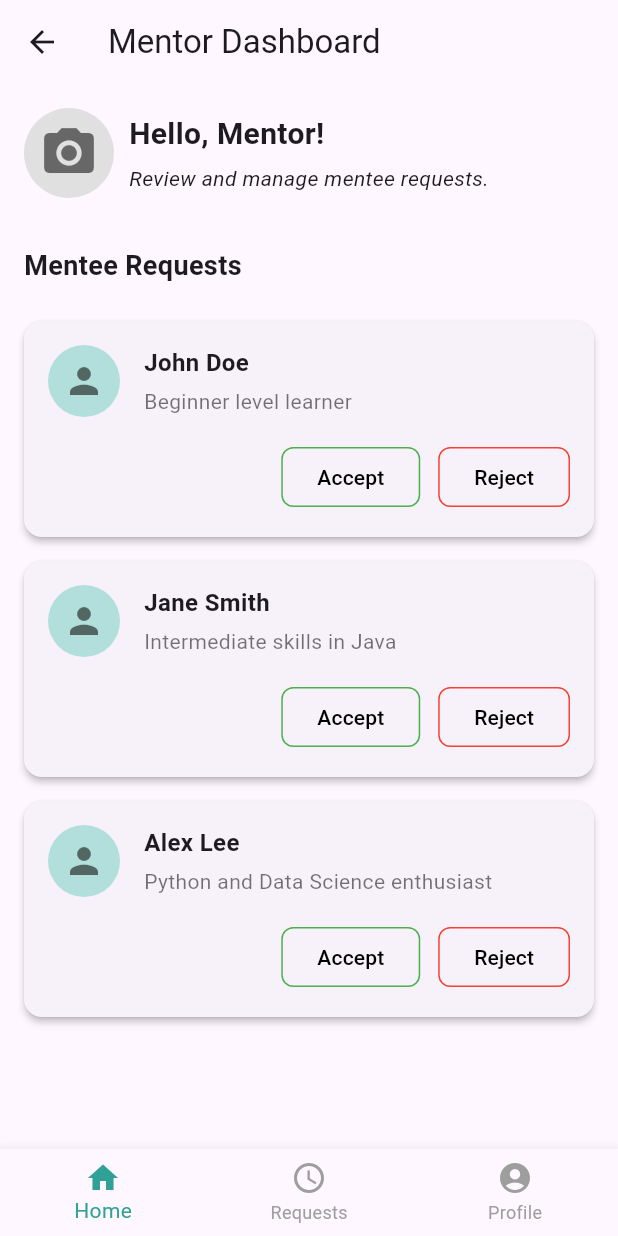
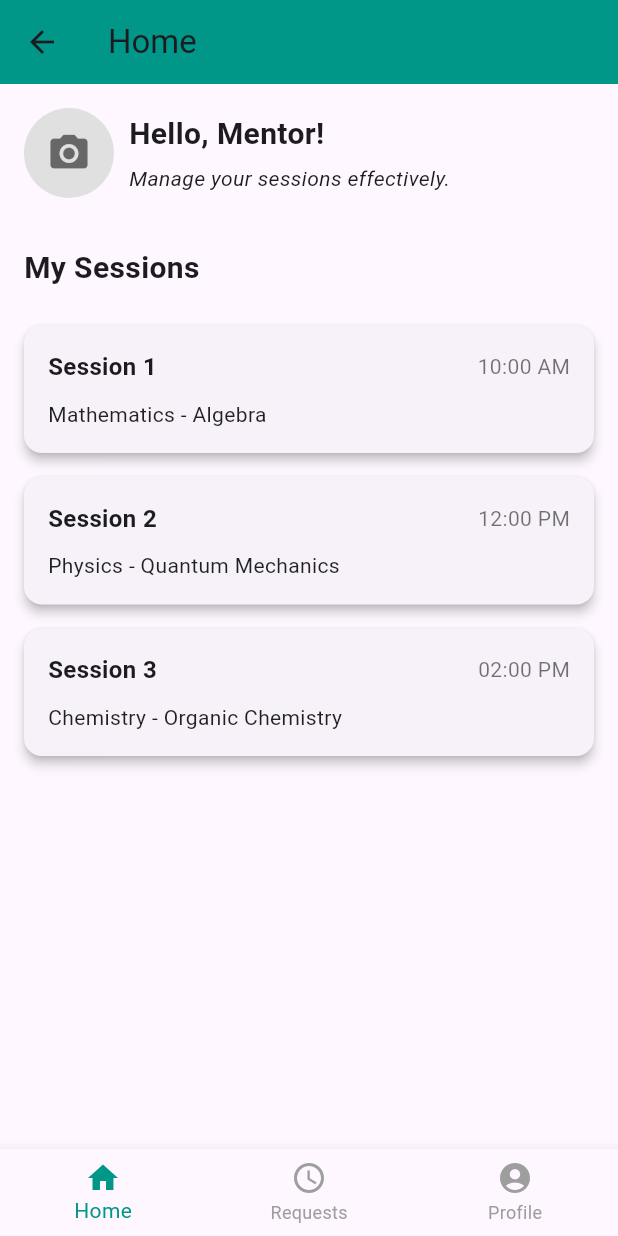
Before and after one commit to NilishaMaharjan/NepalMentor, a Flutter app: the MentorDashboard screen opened by its route, on a phone screen of 412 x 824 dp. Run offline on Flutter 3.47's test engine with Material 3 defaults, Android fonts, the phone set to English and light mode, and no system bars; our stand-ins replace get, image_picker, shared_preferences; accounts and stored records are empty.

Commit message:
Mentor Dashboard modified

```diff
--- a/lib/screens/login.dart
+++ b/lib/screens/login.dart
@@ -29,7 +29,7 @@ class LoginScreenState extends State<LoginScreen> {
 
     try {
       final response = await http.post(
-        Uri.parse('http://192.168.1.6:3000/api/auth/login'), // My IP address
+        Uri.parse('http://10.0.2.2:3000/api/auth/login'), // My IP address
         headers: {'Content-Type': 'application/json'},
         body: jsonEncode({
           'email': email,
--- a/lib/screens/mentordashboard.dart
+++ b/lib/screens/mentordashboard.dart
@@ -11,6 +11,7 @@ class MentorDashboard extends StatefulWidget {
 
 class _MentorDashboardState extends State<MentorDashboard> {
   File? _profileImage;
+  int _selectedIndex = 0;
 
   Future<void> _pickProfileImage(ImageSource source) async {
     final pickedImage = await ImagePicker().pickImage(source: source);
@@ -21,13 +22,60 @@ class _MentorDashboardState extends State<MentorDashboard> {
     }
   }
 
+  void _onItemTapped(int index) {
+    setState(() {
+      _selectedIndex = index;
+    });
+  }
+
   @override
   Widget build(BuildContext context) {
     return Scaffold(
       appBar: AppBar(
-        title: const Text('Mentor Dashboard'),
+        title: Text(
+          _selectedIndex == 0
+              ? 'Home'
+              : _selectedIndex == 1
+                  ? 'Requests'
+                  : _selectedIndex == 2
+                      ? 'Profile'
+                      : '',
         ),
-      body: Column(
+        backgroundColor: Colors.teal,
+      ),
+      body: _selectedIndex == 0
+          ? _buildHomeScreen()
+          : _selectedIndex == 1
+              ? _buildMenteeRequests()
+              : _selectedIndex == 2
+                  ? _buildProfile()
+                  : Container(),
+      bottomNavigationBar: BottomNavigationBar(
+        items: [
+          BottomNavigationBarItem(
+            icon: Icon(Icons.home),
+            label: 'Home',
+          ),
+          BottomNavigationBarItem(
+            icon: Icon(Icons.schedule),
+            label: 'Requests',
+          ),
+          BottomNavigationBarItem(
+            icon: Icon(Icons.account_circle),
+            label: 'Profile',
+          ),
+        ],
+        currentIndex: _selectedIndex,
+        onTap: _onItemTapped,
+        selectedItemColor: Colors.teal,
+        unselectedItemColor: Colors.grey,
+      ),
+    );
+  }
+
+  Widget _buildHomeScreen() {
+    return SingleChildScrollView(
+      child: Column(
         crossAxisAlignment: CrossAxisAlignment.start,
         children: [
           Padding(
@@ -36,27 +84,19 @@ class _MentorDashboardState extends State<MentorDashboard> {
               children: [
                 GestureDetector(
                   onTap: () => _showImageSourceDialog(context),
-                  child: Container(
-                    width: 60,
-                    height: 60,
-                    decoration: BoxDecoration(
-                      color: Colors.grey[300],
-                      borderRadius: BorderRadius.circular(30),
-                    ),
-                    child: _profileImage != null
-                        ? ClipOval(
-                            child: Image.file(
-                              _profileImage!,
-                              fit: BoxFit.cover,
-                              width: 60,
-                              height: 60,
-                            ),
+                  child: CircleAvatar(
+                    radius: 30,
+                    backgroundImage: _profileImage != null
+                        ? FileImage(_profileImage!)
+                        : null,
+                    backgroundColor: Colors.grey[300],
+                    child: _profileImage == null
+                        ? const Icon(
+                            Icons.camera_alt,
+                            size: 30,
+                            color: Colors.black54,
                           )
-                        : const Icon(
-                            Icons.camera_alt,
-                            size: 40,
-                            color: Colors.black54,
-                          ),
+                        : null,
                   ),
                 ),
                 const SizedBox(width: 10),
@@ -70,7 +110,7 @@ class _MentorDashboardState extends State<MentorDashboard> {
                     ),
                     SizedBox(height: 5),
                     Text(
-                      'Review and manage mentee requests.',
+                      'Manage your sessions effectively.',
                       style:
                           TextStyle(fontSize: 14, fontStyle: FontStyle.italic),
                     ),
@@ -79,11 +119,67 @@ class _MentorDashboardState extends State<MentorDashboard> {
               ],
             ),
           ),
+          Padding(
+            padding: const EdgeInsets.all(16.0),
+            child: const Text(
+              'My Sessions',
+              style: TextStyle(fontSize: 20, fontWeight: FontWeight.bold),
+            ),
+          ),
+          _buildSessionCard('Session 1', 'Mathematics - Algebra', '10:00 AM'),
+          _buildSessionCard(
+              'Session 2', 'Physics - Quantum Mechanics', '12:00 PM'),
+          _buildSessionCard(
+              'Session 3', 'Chemistry - Organic Chemistry', '02:00 PM'),
+        ],
+      ),
+    );
+  }
+
+  Widget _buildSessionCard(String session, String subject, String time) {
+    return Card(
+      margin: const EdgeInsets.symmetric(horizontal: 16.0, vertical: 8.0),
+      shape: RoundedRectangleBorder(borderRadius: BorderRadius.circular(12)),
+      elevation: 3,
+      child: Padding(
+        padding: const EdgeInsets.all(16.0),
+        child: Column(
+          crossAxisAlignment: CrossAxisAlignment.start,
+          children: [
+            Row(
+              mainAxisAlignment: MainAxisAlignment.spaceBetween,
+              children: [
+                Text(
+                  session,
+                  style: const TextStyle(
+                      fontSize: 16, fontWeight: FontWeight.bold),
+                ),
+                Text(
+                  time,
+                  style: const TextStyle(fontSize: 14, color: Colors.black54),
+                ),
+              ],
+            ),
+            const SizedBox(height: 10),
+            Text(
+              subject,
+              style: const TextStyle(fontSize: 14, color: Colors.black87),
+            ),
+          ],
+        ),
+      ),
+    );
+  }
+
+  Widget _buildMenteeRequests() {
+    return Column(
+      crossAxisAlignment: CrossAxisAlignment.start,
+      children: [
         const Padding(
           padding: EdgeInsets.all(16.0),
           child: Text(
             'Mentee Requests',
-              style: TextStyle(fontSize: 18, fontWeight: FontWeight.bold),
+            style: TextStyle(fontSize: 20, fontWeight: FontWeight.bold),
           ),
         ),
         Expanded(
@@ -92,8 +188,7 @@ class _MentorDashboardState extends State<MentorDashboard> {
             child: ListView(
               children: [
                 _buildMenteeRequestCard('John Doe', 'Beginner level learner'),
-                  _buildMenteeRequestCard(
-                      'Jane Smith', 'Intermediate skills in Java'),
+                _buildMenteeRequestCard('Jane Smith', 'Intermediate in Java'),
                 _buildMenteeRequestCard(
                     'Alex Lee', 'Python and Data Science enthusiast'),
               ],
@@ -101,18 +196,54 @@ class _MentorDashboardState extends State<MentorDashboard> {
           ),
         ),
       ],
+    );
+  }
+
+  Widget _buildProfile() {
+    return Padding(
+      padding: const EdgeInsets.all(16.0),
+      child: Column(
+        crossAxisAlignment: CrossAxisAlignment.start,
+        children: [
+          const Text(
+            'Account Management',
+            style: TextStyle(fontSize: 20, fontWeight: FontWeight.bold),
           ),
-      bottomNavigationBar: BottomNavigationBar(
-        items: const [
-          BottomNavigationBarItem(icon: Icon(Icons.home), label: 'Home'),
-          BottomNavigationBarItem(
-              icon: Icon(Icons.schedule), label: 'Requests'),
-          BottomNavigationBarItem(
-              icon: Icon(Icons.account_circle), label: 'Profile'),
+          const SizedBox(height: 20),
+          _buildProfileOption(
+              Icons.person, 'My Profile'), // New option at the top
+          _buildProfileOption(Icons.calendar_today, 'Manage Sessions'),
+          _buildProfileOption(Icons.people, 'Manage Mentees'),
+          _buildProfileOption(Icons.analytics, 'View Analytics'),
+          _buildProfileOption(Icons.payment, 'Payment History'),
+          _buildProfileOption(
+              Icons.settings, 'Settings'), // Settings moved down
+          const SizedBox(height: 20),
+          _buildLogoutButton(), // Logout button at the bottom
         ],
-        selectedItemColor: const Color.fromARGB(255, 47, 161, 150),
-        unselectedItemColor: Colors.grey,
       ),
+    );
+  }
+
+  Widget _buildLogoutButton() {
+    return ListTile(
+      leading: const Icon(Icons.logout, color: Colors.red),
+      title: const Text('Logout', style: TextStyle(color: Colors.red)),
+      onTap: () {
+        // Navigate to the login page
+        Navigator.pushReplacementNamed(
+            context, '/login'); // Adjust this route based on your app's routing
+      },
+    );
+  }
+
+  Widget _buildProfileOption(IconData icon, String label) {
+    return ListTile(
+      leading: Icon(icon, color: Colors.teal),
+      title: Text(label),
+      onTap: () {
+        // Add functionality for each option
+      },
     );
   }
 
--- a/lib/screens/resetpw.dart
+++ b/lib/screens/resetpw.dart
@@ -100,7 +100,7 @@ class ResetPasswordPage extends StatelessWidget {
                       try {
                         final response = await http.post(
                           Uri.parse(
-                              'http://192.168.1.6:3000/api/auth/reset-password/$token'),
+                              'http://192.168.1.13:3000/api/auth/reset-password/$token'),
                           headers: {'Content-Type': 'application/json'},
                           body: json.encode({'password': newPassword}),
                         );
--- a/lib/screens/signup.dart
+++ b/lib/screens/signup.dart
@@ -252,7 +252,7 @@ class SignupPageState extends State<SignupPage> {
   Future<void> _registerMentee() async {
     try {
       final response = await http.post(
-        Uri.parse('http://192.168.1.6:3000/api/register/mentee'),
+        Uri.parse('http://192.168.1.13:3000/api/register/mentee'),
         headers: {'Content-Type': 'application/json'},
         body: json.encode({
           'firstName': firstNameController.text,
@@ -274,13 +274,15 @@ class SignupPageState extends State<SignupPage> {
         Get.offNamed('/login');
       } else {
         // Handle error response
-        final errorMessage = jsonDecode(response.body)['msg'] ?? 'Registration failed. Please try again.';
+        final errorMessage = jsonDecode(response.body)['msg'] ??
+            'Registration failed. Please try again.';
         Get.snackbar('Error', errorMessage);
       }
     } catch (e) {
       // Handle exceptions
       if (mounted) {
-        Get.snackbar('Error', 'An unexpected error occurred. Please try again later.');
+        Get.snackbar(
+            'Error', 'An unexpected error occurred. Please try again later.');
       }
     }
   }
```
Also changed, not shown: lib/screens/profile.dart (+21 -9 lines). Lines whose indentation alone changed are shown as unchanged.
